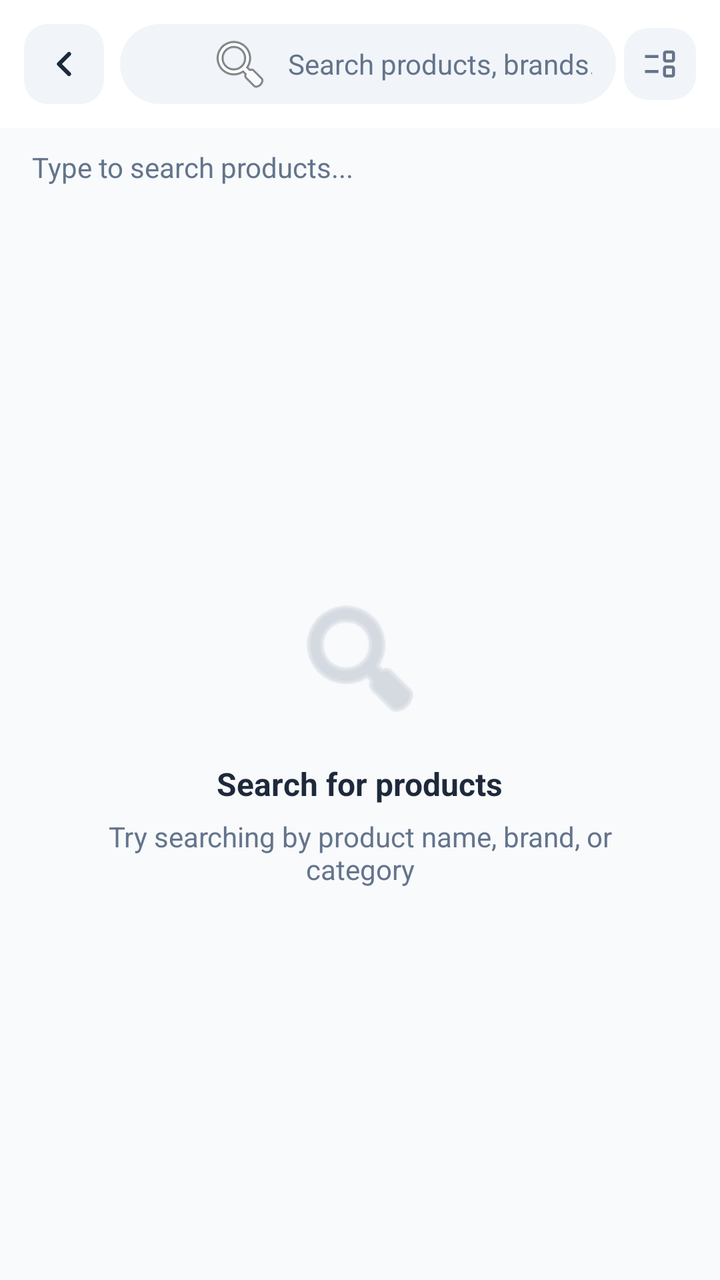
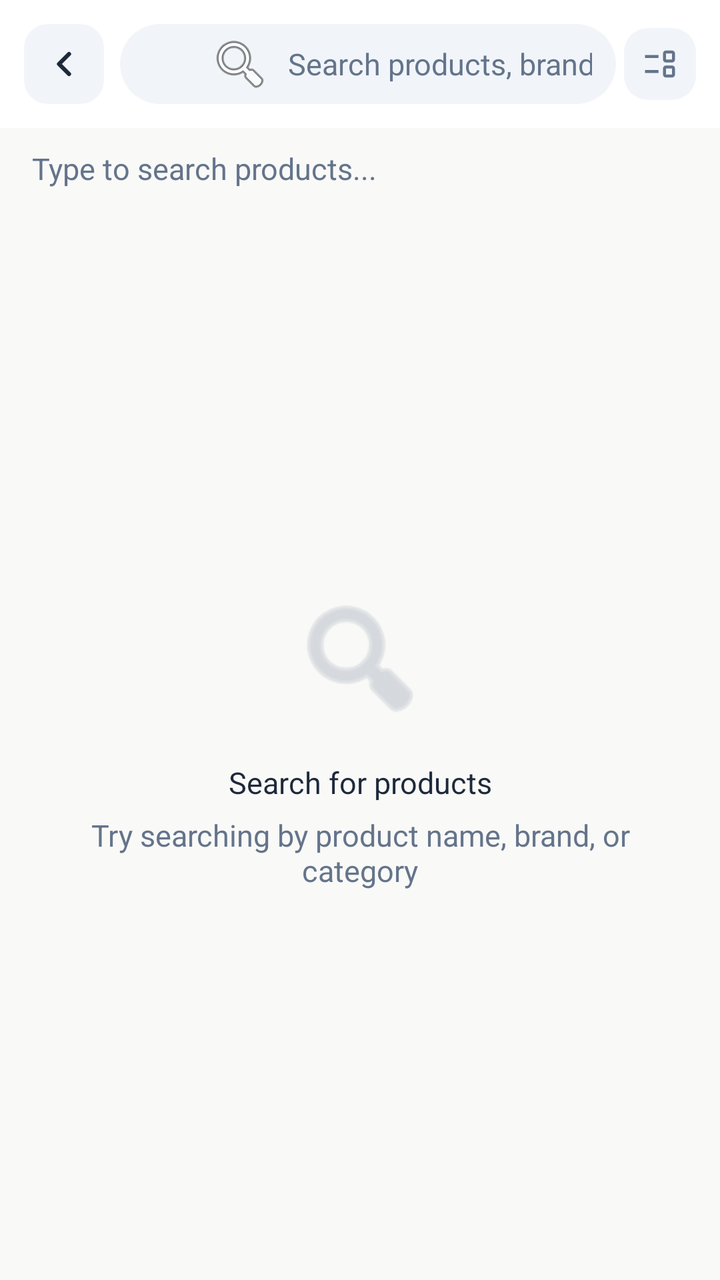

An Android layout rendered at two revisions. The XML below is the earlier revision; the diff shows what the commit changed to produce the second picture.
<!-- AndroidManifest.xml: application theme Theme.BeckieDealApp -->
<!-- res/layout/activity_search.xml -->
﻿<?xml version="1.0" encoding="utf-8"?>
<androidx.constraintlayout.widget.ConstraintLayout
    xmlns:android="http://schemas.android.com/apk/res/android"
    xmlns:app="http://schemas.android.com/apk/res-auto"
    android:layout_width="match_parent"
    android:layout_height="match_parent"
    android:background="@color/background"
    android:fitsSystemWindows="true">

    
    <com.google.android.material.appbar.MaterialToolbar
        android:id="@+id/topAppBar"
        android:layout_width="match_parent"
        android:layout_height="64dp"
        android:background="@color/surface"
        app:elevation="0dp"
        app:contentInsetStart="0dp"
        app:layout_constraintTop_toTopOf="parent">

        <RelativeLayout
            android:layout_width="match_parent"
            android:layout_height="match_parent"
            android:paddingHorizontal="12dp">

            
            <ImageView
                android:id="@+id/backButton"
                android:layout_width="40dp"
                android:layout_height="40dp"
                android:layout_alignParentStart="true"
                android:layout_centerVertical="true"
                android:background="@drawable/form_field_background"
                android:padding="10dp"
                android:src="@drawable/ic_arrow_left"
                android:contentDescription="Back"
                app:tint="@color/text_primary" />

            
            <EditText
                android:id="@+id/searchEditText"
                android:layout_width="match_parent"
                android:layout_height="40dp"
                android:layout_toEndOf="@+id/backButton"
                android:layout_toStartOf="@+id/clearButton"
                android:layout_centerVertical="true"
                android:layout_marginStart="8dp"
                android:layout_marginEnd="4dp"
                android:background="@drawable/search_background"
                android:hint="Search products, brands..."
                android:textColorHint="@color/text_secondary"
                android:textColor="@color/text_primary"
                android:textSize="@dimen/text_size_body"
                android:paddingStart="44dp"
                android:paddingEnd="12dp"
                android:drawableStart="@android:drawable/ic_menu_search"
                android:drawablePadding="8dp"
                android:inputType="text"
                android:imeOptions="actionSearch"
                android:singleLine="true" />

            
            <ImageView
                android:id="@+id/clearButton"
                android:layout_width="36dp"
                android:layout_height="36dp"
                android:layout_toStartOf="@+id/viewModeButton"
                android:layout_centerVertical="true"
                android:layout_marginEnd="4dp"
                android:background="@drawable/form_field_background"
                android:padding="8dp"
                android:src="@android:drawable/ic_menu_close_clear_cancel"
                app:tint="@color/text_secondary"
                android:visibility="gone" />

            
            <RelativeLayout
                android:id="@+id/viewModeButton"
                android:layout_width="36dp"
                android:layout_height="36dp"
                android:layout_alignParentEnd="true"
                android:layout_centerVertical="true"
                android:background="@drawable/form_field_background"
                android:clickable="true"
                android:focusable="true">

                <ImageView
                    android:id="@+id/viewModeIcon"
                    android:layout_width="18dp"
                    android:layout_height="18dp"
                    android:layout_centerInParent="true"
                    android:src="@drawable/event_list_24"
                    app:tint="@color/text_secondary" />

            </RelativeLayout>

        </RelativeLayout>
    </com.google.android.material.appbar.MaterialToolbar>

    
    <TextView
        android:id="@+id/resultsLabel"
        android:layout_width="match_parent"
        android:layout_height="wrap_content"
        android:paddingHorizontal="16dp"
        android:paddingTop="10dp"
        android:paddingBottom="4dp"
        android:text="Type to search products..."
        android:textColor="@color/text_secondary"
        android:textSize="@dimen/text_size_body"
        app:layout_constraintTop_toBottomOf="@id/topAppBar" />

    
    <androidx.core.widget.NestedScrollView
        android:id="@+id/resultsScrollView"
        android:layout_width="match_parent"
        android:layout_height="0dp"
        android:fillViewport="true"
        android:visibility="gone"
        app:layout_constraintTop_toBottomOf="@id/resultsLabel"
        app:layout_constraintBottom_toBottomOf="parent">

        <GridLayout
            android:id="@+id/resultsGrid"
            android:layout_width="match_parent"
            android:layout_height="wrap_content"
            android:layout_marginTop="4dp"
            android:paddingBottom="32dp"
            android:background="@color/border_color"
            android:columnCount="2" />

    </androidx.core.widget.NestedScrollView>

    
    <LinearLayout
        android:id="@+id/emptyState"
        android:layout_width="wrap_content"
        android:layout_height="wrap_content"
        android:layout_gravity="center"
        android:orientation="vertical"
        android:gravity="center"
        android:padding="32dp"
        app:layout_constraintTop_toBottomOf="@id/resultsLabel"
        app:layout_constraintBottom_toBottomOf="parent"
        app:layout_constraintStart_toStartOf="parent"
        app:layout_constraintEnd_toEndOf="parent">

        <ImageView
            android:layout_width="72dp"
            android:layout_height="72dp"
            android:src="@android:drawable/ic_menu_search"
            app:tint="@color/text_secondary"
            android:alpha="0.4" />

        <TextView
            android:id="@+id/emptyTitle"
            android:layout_width="wrap_content"
            android:layout_height="wrap_content"
            android:layout_marginTop="16dp"
            android:text="Search for products"
            android:textColor="@color/text_primary"
            android:textSize="@dimen/text_size_body_large"
            android:textStyle="bold"
            android:gravity="center" />

        <TextView
            android:id="@+id/emptySubtitle"
            android:layout_width="wrap_content"
            android:layout_height="wrap_content"
            android:layout_marginTop="6dp"
            android:text="Try searching by product name, brand, or category"
            android:textColor="@color/text_secondary"
            android:textSize="@dimen/text_size_body"
            android:gravity="center" />

    </LinearLayout>

</androidx.constraintlayout.widget.ConstraintLayout>
<!-- resources referenced by this layout -->
<resources>
  <color name="background">#F8FAFC</color>
  <dimen name="text_size_body">13sp</dimen>
  <dimen name="text_size_body_large">15sp</dimen>
  <style name="Base.Theme.BeckieDealApp" parent="Theme.Material3.DayNight.NoActionBar">
          <item name="colorPrimary">@color/primary</item>
          <item name="colorOnPrimary">@color/on_primary</item>
          <item name="colorPrimaryContainer">@color/primary_container</item>
          <item name="colorOnPrimaryContainer">@color/on_primary_container</item>
          <item name="android:windowBackground">@color/background</item>
          <item name="colorSurface">@color/surface</item>
          <item name="colorOnSurface">@color/on_surface</item>
          
          <item name="bottomNavigationStyle">@style/Widget.App.BottomNavigationView</item>
      </style>
  <style name="Widget.App.Button" parent="Widget.Material3.Button">
          <item name="shapeAppearance">@style/ShapeAppearance.App.Button.Pill</item>
      </style>
  <!-- unchanged entries left out for length: 20 -->
</resources>

<!-- the commit's change to res/layout/activity_search.xml (unified diff, before → after) -->
@@ -48,8 +48,7 @@
                 android:background="@drawable/search_background"
                 android:hint="Search products, brands..."
                 android:textColorHint="@color/text_secondary"
-                android:textColor="@color/text_primary"
-                android:textSize="@dimen/text_size_body"
+                android:textAppearance="@style/TextAppearance.App.Body"
                 android:paddingStart="44dp"
                 android:paddingEnd="12dp"
                 android:drawableStart="@android:drawable/ic_menu_search"
@@ -105,8 +104,8 @@
         android:paddingTop="10dp"
         android:paddingBottom="4dp"
         android:text="Type to search products..."
+        android:textAppearance="@style/TextAppearance.App.Body"
         android:textColor="@color/text_secondary"
-        android:textSize="@dimen/text_size_body"
         app:layout_constraintTop_toBottomOf="@id/topAppBar" />
 
     
@@ -157,9 +156,7 @@
             android:layout_height="wrap_content"
             android:layout_marginTop="16dp"
             android:text="Search for products"
-            android:textColor="@color/text_primary"
-            android:textSize="@dimen/text_size_body_large"
-            android:textStyle="bold"
+            android:textAppearance="@style/TextAppearance.App.CardProductName"
             android:gravity="center" />
 
         <TextView
@@ -168,8 +165,8 @@
             android:layout_height="wrap_content"
             android:layout_marginTop="6dp"
             android:text="Try searching by product name, brand, or category"
+            android:textAppearance="@style/TextAppearance.App.Body"
             android:textColor="@color/text_secondary"
-            android:textSize="@dimen/text_size_body"
             android:gravity="center" />
 
     </LinearLayout>
<!-- resource entries referenced after the edit -->
@@ -1,8 +1,19 @@
 <!-- resources referenced by this layout -->
 <resources>
-  <color name="background">#F8FAFC</color>
-  <dimen name="text_size_body">13sp</dimen>
-  <dimen name="text_size_body_large">15sp</dimen>
+  <color name="background">#F9F9F7</color>
+  <style name="TextAppearance.App.Body" parent="TextAppearance.Material3.BodyMedium">
+          <item name="android:fontFamily">@font/synonym_regular</item>
+          <item name="android:textSize">15sp</item>
+          <item name="android:letterSpacing">0</item>
+          <item name="android:lineSpacingMultiplier">1.6</item>
+          <item name="android:textColor">@color/text_secondary</item>
+      </style>
+  <style name="TextAppearance.App.CardProductName" parent="TextAppearance.Material3.BodyLarge">
+          <item name="android:fontFamily">@font/synonym_medium</item>
+          <item name="android:textSize">15sp</item>
+          <item name="android:letterSpacing">0</item>
+          <item name="android:textColor">@color/text_primary</item>
+      </style>
   <style name="Base.Theme.BeckieDealApp" parent="Theme.Material3.DayNight.NoActionBar">
           <item name="colorPrimary">@color/primary</item>
           <item name="colorOnPrimary">@color/on_primary</item>
@@ -12,10 +23,66 @@
           <item name="colorSurface">@color/surface</item>
           <item name="colorOnSurface">@color/on_surface</item>
           
+          
+          <item name="textAppearanceHeadlineMedium">@style/TextAppearance.App.ScreenTitle</item>
+          <item name="textAppearanceHeadlineSmall">@style/TextAppearance.App.ProductName</item>
+          <item name="textAppearanceTitleLarge">@style/TextAppearance.App.PriceHero</item>
+          <item name="textAppearanceTitleMedium">@style/TextAppearance.App.SectionHeader</item>
+          <item name="textAppearanceBodyLarge">@style/TextAppearance.App.CardProductName</item>
+          <item name="textAppearanceBodyMedium">@style/TextAppearance.App.Body</item>
+          <item name="textAppearanceBodySmall">@style/TextAppearance.App.Specs</item>
+          <item name="textAppearanceLabelMedium">@style/TextAppearance.App.Label</item>
+          <item name="textAppearanceLabelLarge">@style/TextAppearance.App.Button</item>
+          
           <item name="bottomNavigationStyle">@style/Widget.App.BottomNavigationView</item>
       </style>
   <style name="Widget.App.Button" parent="Widget.Material3.Button">
           <item name="shapeAppearance">@style/ShapeAppearance.App.Button.Pill</item>
+          <item name="android:textAppearance">@style/TextAppearance.App.Button</item>
+      </style>
+  <style name="TextAppearance.App.ScreenTitle" parent="TextAppearance.Material3.HeadlineMedium">
+          <item name="android:fontFamily">@font/amulya_bold</item>
+          <item name="android:textSize">28sp</item>
+          <item name="android:letterSpacing">-0.02</item>
+          <item name="android:textColor">@color/text_primary</item>
+      </style>
+  <style name="TextAppearance.App.ProductName" parent="TextAppearance.Material3.HeadlineSmall">
+          <item name="android:fontFamily">@font/amulya_bold</item>
+          <item name="android:textSize">24sp</item>
+          <item name="android:letterSpacing">-0.02</item>
+          <item name="android:textColor">@color/text_primary</item>
+      </style>
+  <style name="TextAppearance.App.PriceHero" parent="TextAppearance.Material3.TitleLarge">
+          <item name="android:fontFamily">@font/amulya_bold</item>
+          <item name="android:textSize">22sp</item>
+          <item name="android:letterSpacing">-0.01</item>
+          <item name="android:textColor">@color/text_primary</item>
+      </style>
+  <style name="TextAppearance.App.SectionHeader" parent="TextAppearance.Material3.TitleMedium">
+          <item name="android:fontFamily">@font/amulya_bold</item>
+          <item name="android:textSize">18sp</item>
+          <item name="android:letterSpacing">-0.01</item>
+          <item name="android:textColor">@color/text_primary</item>
+      </style>
+  <style name="TextAppearance.App.Specs" parent="TextAppearance.Material3.BodySmall">
+          <item name="android:fontFamily">@font/synonym_regular</item>
+          <item name="android:textSize">14sp</item>
+          <item name="android:letterSpacing">0</item>
+          <item name="android:lineSpacingMultiplier">1.5</item>
+          <item name="android:textColor">@color/text_secondary</item>
+      </style>
+  <style name="TextAppearance.App.Label" parent="TextAppearance.Material3.LabelMedium">
+          <item name="android:fontFamily">@font/synonym_medium</item>
+          <item name="android:textSize">12sp</item>
+          <item name="android:letterSpacing">0.04</item>
+          <item name="android:textAllCaps">true</item>
+          <item name="android:textColor">@color/text_secondary</item>
+      </style>
+  <style name="TextAppearance.App.Button" parent="TextAppearance.Material3.LabelLarge">
+          <item name="android:fontFamily">@font/synonym_semibold</item>
+          <item name="android:textSize">15sp</item>
+          <item name="android:letterSpacing">0.01</item>
+          <item name="android:textAllCaps">false</item>
       </style>
   <!-- unchanged entries left out for length: 20 -->
 </resources>
